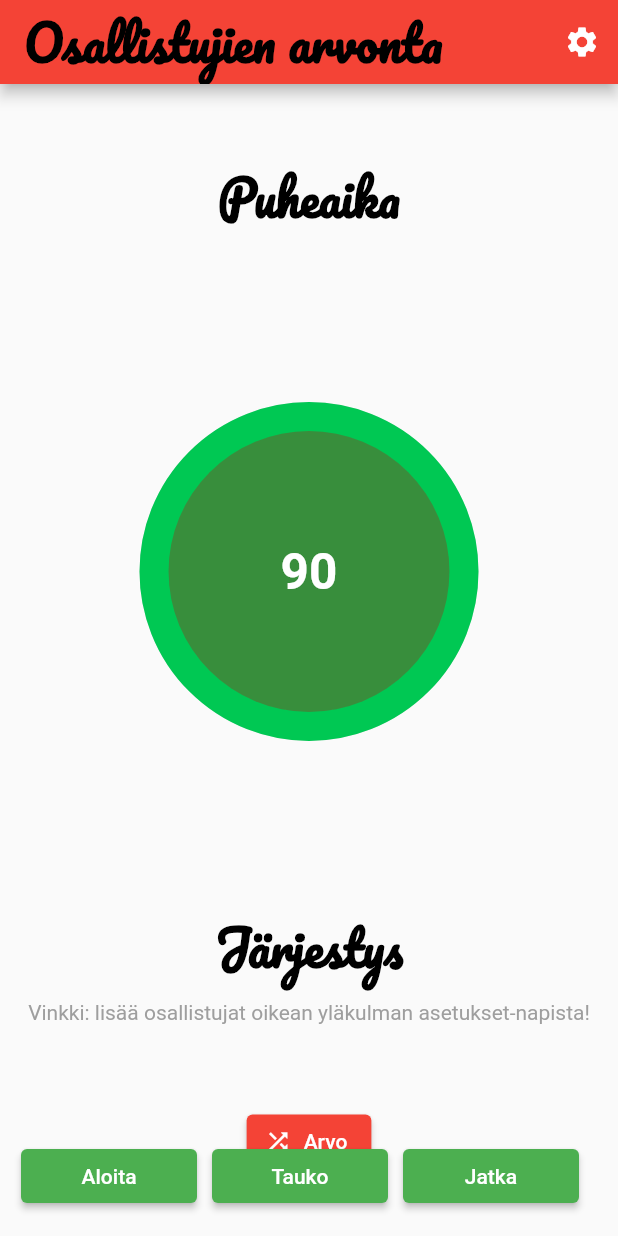
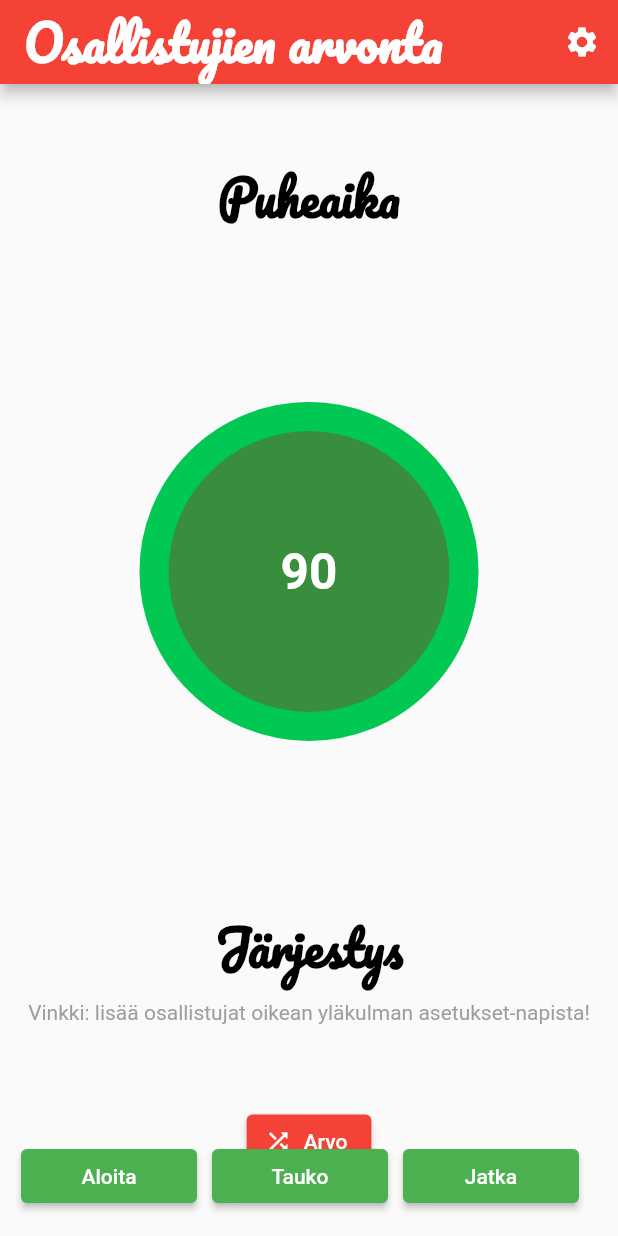
Before and after one commit to areee/flutter_participants_lottery, a Flutter app: the screen it shows after launch, on a phone screen of 412 x 824 dp. Run offline on Flutter 3.47's test engine with Material 2 defaults, Android fonts, the light colour scheme and no system bars; drawn by our look-alikes of circular_countdown_timer; our stand-ins replace google_fonts, shared_preferences; missing offline and left inert: emoji_alert.

Commit message:
Use always darkTextTheme with the AppBar title text

```diff
--- a/lib/home_page.dart
+++ b/lib/home_page.dart
@@ -4,6 +4,7 @@ import 'package:circular_countdown_timer/circular_countdown_timer.dart';
 import 'package:shared_preferences/shared_preferences.dart';
 import 'package:emoji_alert/emoji_alert.dart';
 // import 'package:audioplayers/audioplayers.dart'; // Do not use for now (to support also Windows desktop)
+import 'fpl_theme.dart';
 import 'src/countdown_button.dart';
 import 'src/lottery_logic.dart' as lottery;
 import 'src/string_helper.dart' as stringHelper;
@@ -155,7 +156,7 @@ class _HomePageState extends State<HomePage> {
         backgroundColor: Theme.of(context).colorScheme.primary,
         title: Text(
           widget.title,
-          style: Theme.of(context).textTheme.headline1,
+          style: FplTheme.darkTextTheme.headline1,
         ),
         actions: [
           IconButton(
```
